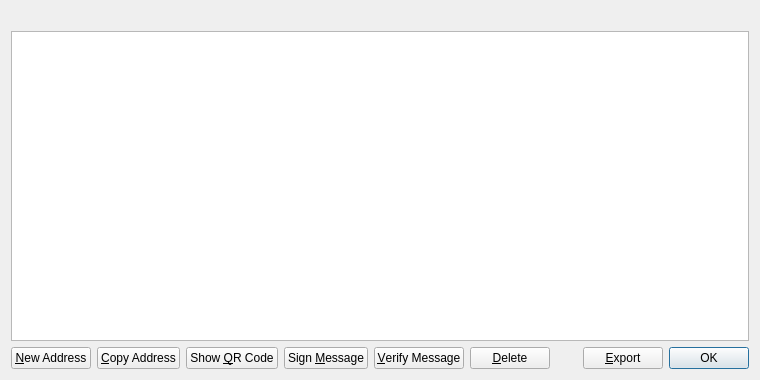
Old version of the form src/qt/forms/addressbookpage.ui in the repository Qcoin/qcoin.
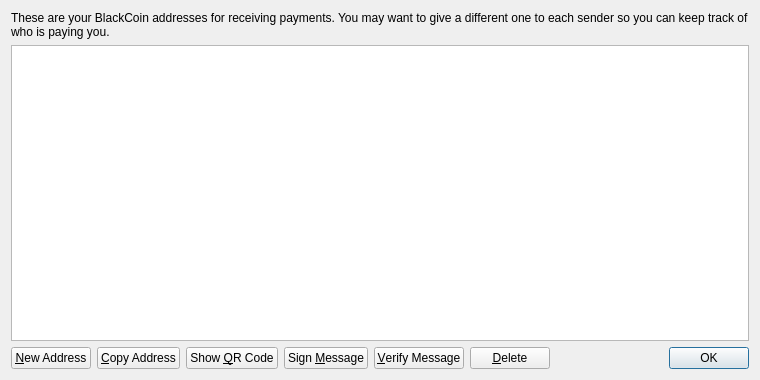
New version of the form. Icons and pictures are not drawn.

Patch:
```diff
--- a/src/qt/forms/addressbookpage.ui
+++ b/src/qt/forms/addressbookpage.ui
@@ -16,6 +16,9 @@
   <layout class="QVBoxLayout" name="verticalLayout">
    <item>
     <widget class="QLabel" name="labelExplanation">
+     <property name="text">
+      <string>These are your BlackCoin addresses for receiving payments. You may want to give a different one to each sender so you can keep track of who is paying you.</string>
+     </property>
      <property name="textFormat">
       <enum>Qt::PlainText</enum>
      </property>
@@ -148,20 +151,6 @@
        </property>
       </spacer>
      </item>
-     <item>
-      <widget class="QPushButton" name="exportButton">
-       <property name="toolTip">
-        <string>Export the data in the current tab to a file</string>
-       </property>
-       <property name="text">
-        <string>&amp;Export</string>
-       </property>
-       <property name="icon">
-        <iconset resource="../bitcoin.qrc">
-         <normaloff>:/icons/export</normaloff>:/icons/export</iconset>
-       </property>
-      </widget>
-     </item>
      <item>
       <widget class="QDialogButtonBox" name="buttonBox">
        <property name="sizePolicy">
```
Left out of the diff: 10 changed lines with no effect on the pictures.
